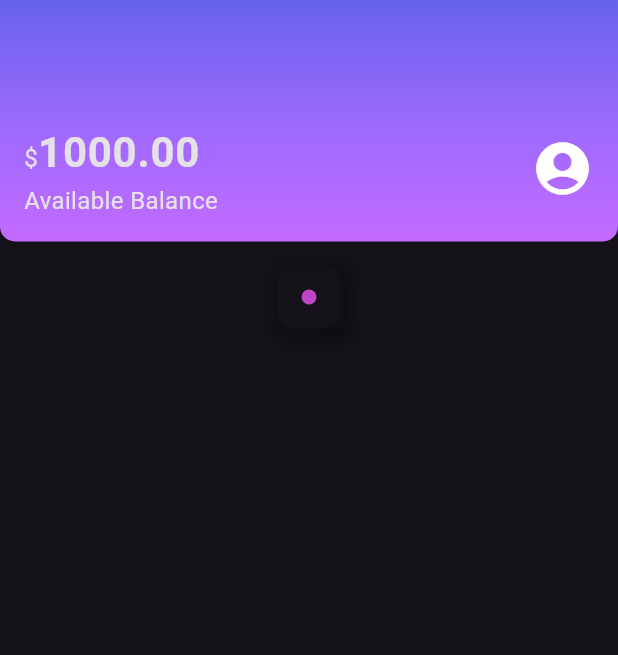
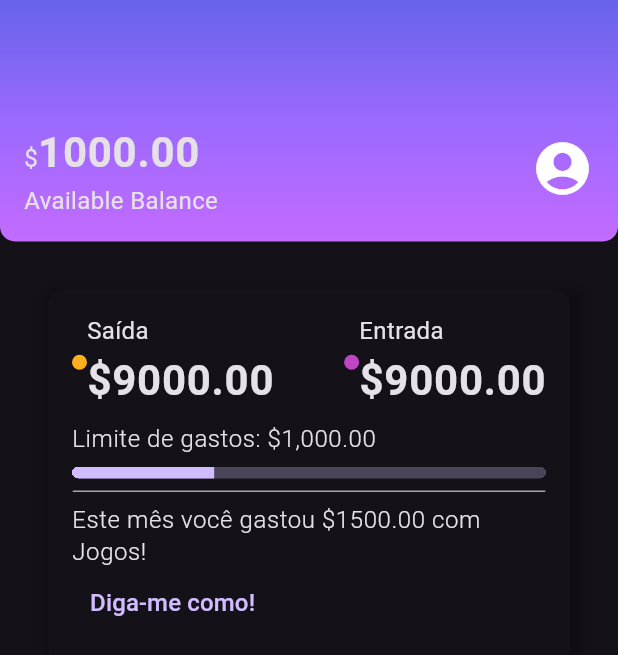
Before and after one commit to Chikrem/flutter_layouts, a Flutter app: the screen it shows after launch, on a phone screen of 412 x 824 dp. Shown: the top 655 px of the screen. Run offline on Flutter 3.47's test engine with Material 3 defaults, Android fonts, the phone set to English and light mode, and no system bars.

Commit message:
Criando recentActivity

```diff
--- /dev/null
+++ b/lib/components/sections/recent_activity.dart
@@ -0,0 +1,96 @@
+import 'package:flutter/material.dart';
+import 'package:flutter_layouts/components/box_card.dart';
+import 'package:flutter_layouts/components/color_dot.dart';
+import 'package:flutter_layouts/components/content_division.dart';
+import 'package:flutter_layouts/themes/theme_colors.dart';
+
+class RecentActivity extends StatelessWidget {
+  const RecentActivity({super.key});
+
+  @override
+  Widget build(BuildContext context) {
+    return const Padding(
+      padding: EdgeInsets.all(16),
+      child: BoxCard(boxContent: _RecentActivityContent()),
+    );
+  }
+}
+
+class _RecentActivityContent extends StatelessWidget {
+  const _RecentActivityContent();
+
+  @override
+  Widget build(BuildContext context) {
+    return Column(
+      crossAxisAlignment: CrossAxisAlignment.start,
+      children: <Widget>[
+        Row(
+          mainAxisAlignment: MainAxisAlignment.spaceBetween,
+          children: [
+            Row(
+              children: [
+                ColorDot(color: ThemeColors.recentActivity['spent']),
+                Column(
+                  crossAxisAlignment: CrossAxisAlignment.start,
+                  children: [
+                    const Text('Saída'),
+                    Text(
+                      '\$9000.00',
+                      style: Theme.of(context).textTheme.bodyLarge,
+                    ),
+                  ],
+                ),
+              ],
+            ),
+            Row(
+              children: [
+                ColorDot(color: ThemeColors.recentActivity['income']),
+                Column(
+                  crossAxisAlignment: CrossAxisAlignment.start,
+                  children: [
+                    const Text('Entrada'),
+                    Text(
+                      '\$9000.00',
+                      style: Theme.of(context).textTheme.bodyLarge,
+                    ),
+                  ],
+                ),
+              ],
+            ),
+          ],
+        ),
+        Padding(
+          padding: const EdgeInsets.only(top: 8.0, bottom: 8.0),
+          child: Text(
+            'Limite de gastos: \$1,000.00',
+            style: Theme.of(context).textTheme.bodySmall,
+          ),
+        ),
+
+        Container(
+          clipBehavior: Clip.hardEdge,
+          decoration: BoxDecoration(
+            borderRadius: BorderRadius.circular(10.0),
+          ),
+          child: const LinearProgressIndicator(
+            value: 0.3,
+            minHeight: 8,
+          ),
+        ),
+
+        const Padding(
+          padding: EdgeInsets.only(top: 8.0, bottom: 8.0),
+          child: ContentDivision(),
+        ),
+        Text(
+          'Este mês você gastou \$1500.00 com Jogos!',
+          style: Theme.of(context).textTheme.bodySmall,
+        ),
+
+        /// Text
+TextButton(
+  onPressed: (){},
+child: Text('Diga-me como!', style: TextStyle(fontSize: 16)))      ],
+    );
+  }
+}
--- a/lib/screens/home.dart
+++ b/lib/screens/home.dart
@@ -2,6 +2,7 @@ import 'package:flutter/material.dart';
 import 'package:flutter_layouts/components/box_card.dart';
 import 'package:flutter_layouts/components/color_dot.dart';
 import 'package:flutter_layouts/components/sections/header.dart';
+import 'package:flutter_layouts/components/sections/recent_activity.dart';
 import 'package:flutter_layouts/themes/theme_colors.dart';
 
 class Home extends StatelessWidget {
@@ -9,12 +10,11 @@ class Home extends StatelessWidget {
 
   @override
   Widget build(BuildContext context) {
-    return Scaffold(
+    return const Scaffold(
       body: Column(
         children: <Widget> [
-          const Header(),
-                  BoxCard(boxContent: ColorDot(color: ThemeColors.recentActivity['income'],),
-                  ),
+          Header(),
+          RecentActivity(),
         ],
       ),
     );
--- a/lib/themes/my_theme.dart
+++ b/lib/themes/my_theme.dart
@@ -7,6 +7,7 @@ ThemeData myTheme = ThemeData(
   brightness: Brightness.dark,
 
   textTheme: const TextTheme(
+    bodySmall: TextStyle(fontSize: 16.0, fontWeight: FontWeight.w300),
     bodyMedium: TextStyle(fontSize: 16.0),
     bodyLarge: TextStyle(fontSize: 28.0, fontWeight: FontWeight.bold),
   ),
```
